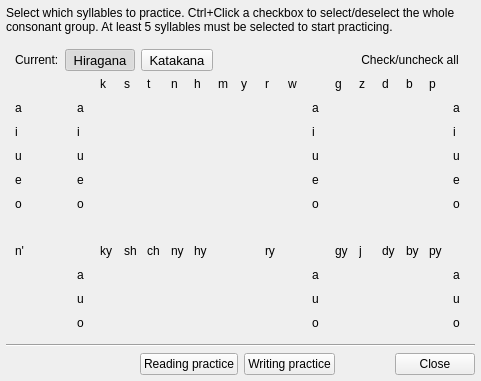
Old version of the form kanapracticesettingsform.ui in the repository z1dev/zkanji.
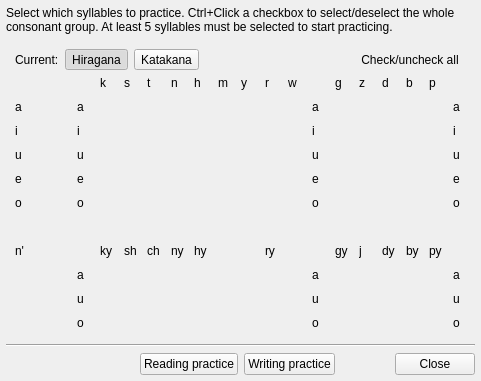
New version of the form. Icons and pictures are not drawn.

The edit to the form file:
```diff
--- a/kanapracticesettingsform.ui
+++ b/kanapracticesettingsform.ui
@@ -57,11 +57,6 @@
          </item>
          <item>
           <widget class="QToolButton" name="hiraButton">
-           <property name="font">
-            <font>
-             <pointsize>10</pointsize>
-            </font>
-           </property>
            <property name="text">
             <string>Hiragana</string>
            </property>
@@ -78,11 +73,6 @@
          </item>
          <item>
           <widget class="QToolButton" name="kataButton">
-           <property name="font">
-            <font>
-             <pointsize>10</pointsize>
-            </font>
-           </property>
            <property name="text">
             <string>Katakana</string>
            </property>
```
